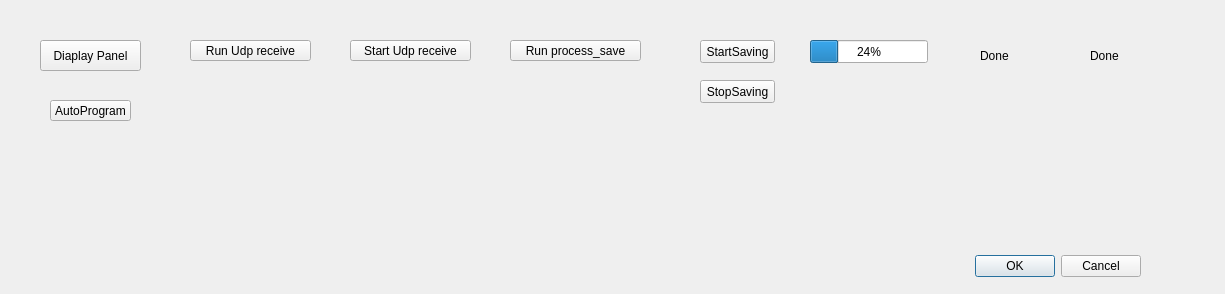
Scottars/nis_website, file dataservice/zmq/zynqethnettest/ManagerPanel.ui: the form before one commit.
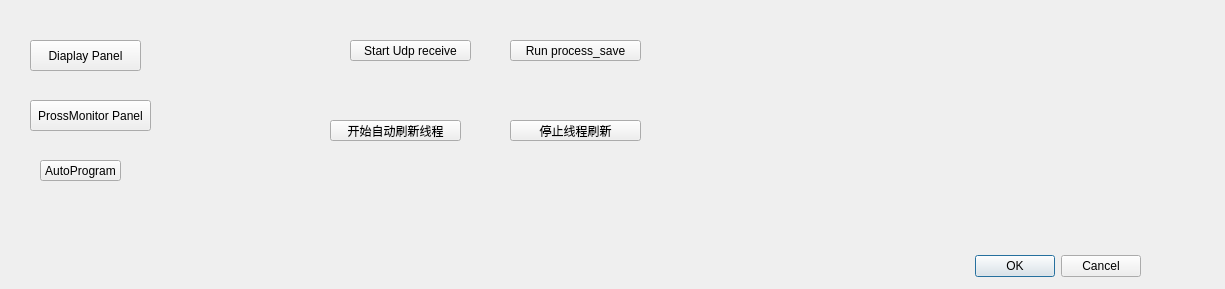
The form after the commit.

Commit message: 将第三层模块修改成了架构中的样子，目前还缺少对数据存储线程的一个监督过程，此过程甚至可以不需要，但是最好实现，实现过程交由202006 19号实现

The edit to the form file:
```diff
--- a/dataservice/zmq/zynqethnettest/ManagerPanel.ui
+++ b/dataservice/zmq/zynqethnettest/ManagerPanel.ui
@@ -7,7 +7,7 @@
     <x>0</x>
     <y>0</y>
     <width>1225</width>
-    <height>294</height>
+    <height>289</height>
    </rect>
   </property>
   <property name="windowTitle">
@@ -29,45 +29,6 @@
     <set>QDialogButtonBox::Cancel|QDialogButtonBox::Ok</set>
    </property>
   </widget>
-  <widget class="QProgressBar" name="progressBar">
-   <property name="geometry">
-    <rect>
-     <x>810</x>
-     <y>40</y>
-     <width>118</width>
-     <height>23</height>
-    </rect>
-   </property>
-   <property name="value">
-    <number>24</number>
-   </property>
-  </widget>
-  <widget class="QPushButton" name="pushButton">
-   <property name="geometry">
-    <rect>
-     <x>700</x>
-     <y>40</y>
-     <width>75</width>
-     <height>23</height>
-    </rect>
-   </property>
-   <property name="text">
-    <string>StartSaving</string>
-   </property>
-  </widget>
-  <widget class="QPushButton" name="pushButton_2">
-   <property name="geometry">
-    <rect>
-     <x>700</x>
-     <y>80</y>
-     <width>75</width>
-     <height>23</height>
-    </rect>
-   </property>
-   <property name="text">
-    <string>StopSaving</string>
-   </property>
-  </widget>
   <widget class="QPushButton" name="pushButton_3">
    <property name="geometry">
     <rect>
@@ -84,8 +45,8 @@
   <widget class="QPushButton" name="pushButton_4">
    <property name="geometry">
     <rect>
-     <x>50</x>
-     <y>100</y>
+     <x>40</x>
+     <y>160</y>
      <width>81</width>
      <height>21</height>
     </rect>
@@ -107,51 +68,12 @@
     <string>Start Udp receive</string>
    </property>
   </widget>
-  <widget class="QPushButton" name="pushButton_6">
-   <property name="geometry">
-    <rect>
-     <x>190</x>
-     <y>40</y>
-     <width>121</width>
-     <height>21</height>
-    </rect>
-   </property>
-   <property name="text">
-    <string>Run Udp receive</string>
-   </property>
-  </widget>
-  <widget class="QLabel" name="label">
-   <property name="geometry">
-    <rect>
-     <x>980</x>
-     <y>50</y>
-     <width>54</width>
-     <height>12</height>
-    </rect>
-   </property>
-   <property name="text">
-    <string>Done</string>
-   </property>
-  </widget>
-  <widget class="QLabel" name="label_2">
-   <property name="geometry">
-    <rect>
-     <x>1090</x>
-     <y>50</y>
-     <width>54</width>
-     <height>12</height>
-    </rect>
-   </property>
-   <property name="text">
-    <string>Done</string>
-   </property>
-  </widget>
   <widget class="QPushButton" name="pushButton_7">
    <property name="geometry">
     <rect>
-     <x>40</x>
+     <x>30</x>
      <y>40</y>
-     <width>101</width>
+     <width>111</width>
      <height>31</height>
     </rect>
    </property>
@@ -159,6 +81,45 @@
     <string>Diaplay Panel</string>
    </property>
   </widget>
+  <widget class="QPushButton" name="pushButton_8">
+   <property name="geometry">
+    <rect>
+     <x>30</x>
+     <y>100</y>
+     <width>121</width>
+     <height>31</height>
+    </rect>
+   </property>
+   <property name="text">
+    <string>ProssMonitor Panel</string>
+   </property>
+  </widget>
+  <widget class="QPushButton" name="pushButton_6">
+   <property name="geometry">
+    <rect>
+     <x>330</x>
+     <y>120</y>
+     <width>131</width>
+     <height>21</height>
+    </rect>
+   </property>
+   <property name="text">
+    <string>开始自动刷新线程</string>
+   </property>
+  </widget>
+  <widget class="QPushButton" name="pushButton_9">
+   <property name="geometry">
+    <rect>
+     <x>510</x>
+     <y>120</y>
+     <width>131</width>
+     <height>21</height>
+    </rect>
+   </property>
+   <property name="text">
+    <string>停止线程刷新</string>
+   </property>
+  </widget>
  </widget>
  <resources/>
  <connections>
```
The commit also changes 11 other files.
